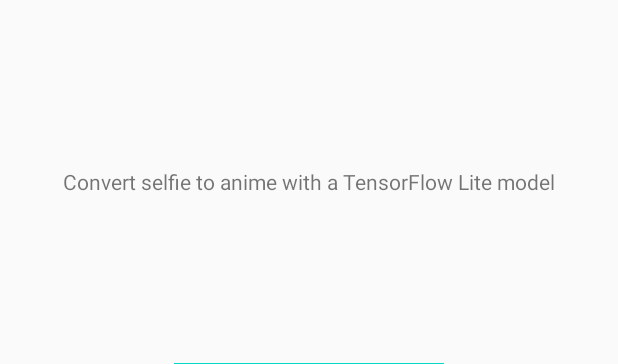
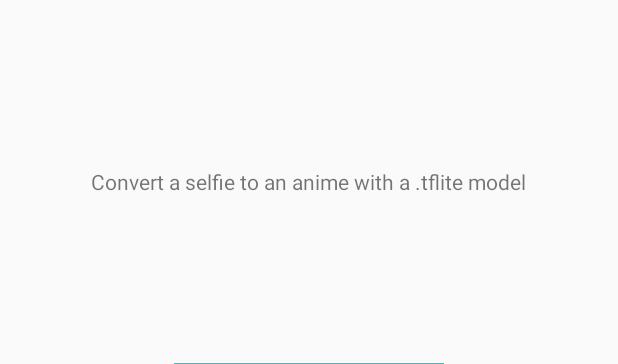
Before and after one commit to margaretmz/Selfie2Anime-with-TFLite, an Android app: the layout fragment_selfie2anime.xml on its own in the app's theme, with its tools: preview values and no code run, on a phone screen of 412 x 824 dp. Shown: the top 364 px of the screen. Run offline under Robolectric (Android 15) with nearby library versions, the phone set to English and light mode, and no system bars.

Commit message:
Update project / app name and description

```diff
--- a/android/selfie2anime/app/src/main/res/layout/fragment_selfie2anime.xml
+++ b/android/selfie2anime/app/src/main/res/layout/fragment_selfie2anime.xml
@@ -5,7 +5,7 @@
     xmlns:tools="http://schemas.android.com/tools"
     android:layout_width="match_parent"
     android:layout_height="match_parent"
-    tools:context="com.mzm.sample.selfie2anime.fragments.Selfie2animeFragment">
+    tools:context="com.mzm.tflite.sample.selfie2anime.fragments.Selfie2animeFragment">
 
     <TextView
         android:id="@+id/text"
--- a/android/selfie2anime/app/src/main/res/values/strings.xml
+++ b/android/selfie2anime/app/src/main/res/values/strings.xml
@@ -1,4 +1,4 @@
 <resources>
-    <string name="app_name">selfie2anime</string>
-    <string name="about">"Convert selfie to anime with a TensorFlow Lite model"</string>
+    <string name="app_name">Selfie2Anime</string>
+    <string name="about">"Convert a selfie to an anime with a .tflite model"</string>
 </resources>
--- a/android/selfie2anime/settings.gradle
+++ b/android/selfie2anime/settings.gradle
@@ -1,2 +1,2 @@
-rootProject.name='selfie2anime'
+rootProject.name='Selfie2Anime'
 include ':app'
```
